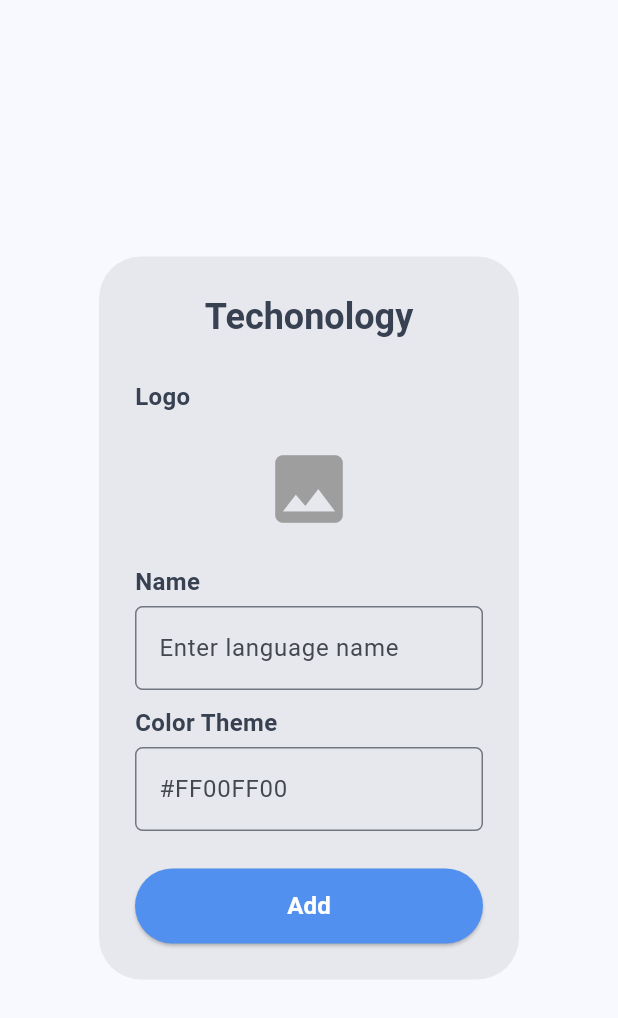
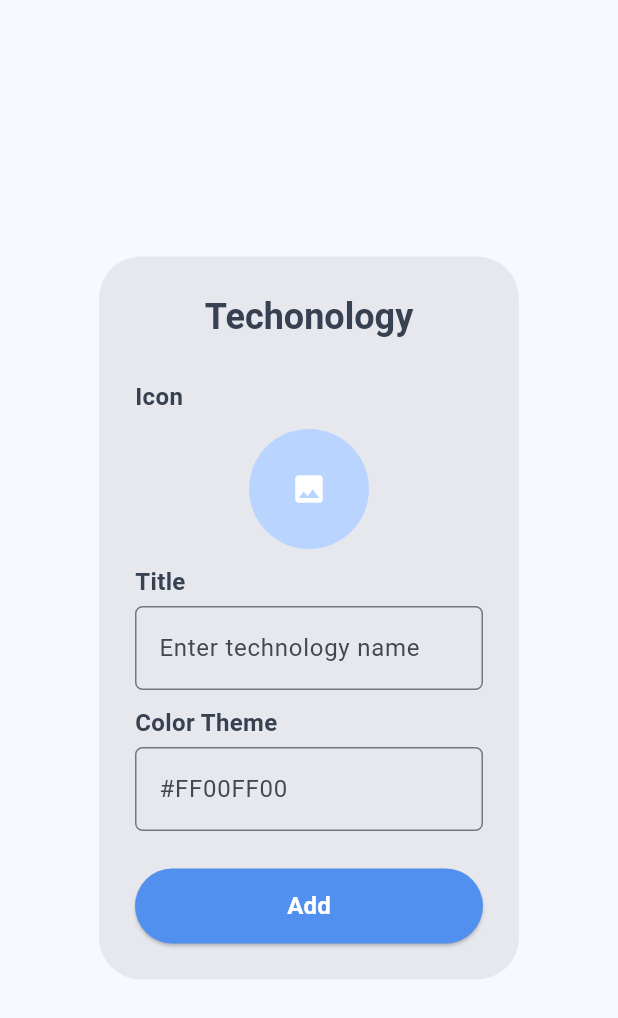
Before and after one commit to ammardev99/Widgets, a Flutter app: the AddTechnologyPage widget shown alone on an empty page, opened directly, on a phone screen of 412 x 824 dp. Shown: the top 1018 px of the screen. Run offline on Flutter 3.47's test engine with Material 3 defaults, Android fonts, the phone set to English and light mode, and no system bars; our stand-ins replace animated_notch_bottom_bar, animated_splash_screen, cloud_firestore, firebase_auth, firebase_core, flutter_svg and 2 more; accounts and stored records are empty.

Commit message:
add technology

```diff
--- a/lib/main.dart
+++ b/lib/main.dart
@@ -15,7 +15,7 @@ void main() async {
     options: DefaultFirebaseOptions.currentPlatform,
   );
   SystemChrome.setSystemUIOverlayStyle(const SystemUiOverlayStyle(
-    statusBarColor: AppColors.splashColor,
+    statusBarColor: AppColors.primary,
     statusBarBrightness: Brightness.light,
   ));
   runApp(const MyApp());
--- a/lib/modules/add data/add_technology/logic.dart
+++ b/lib/modules/add data/add_technology/logic.dart
@@ -1,12 +1,18 @@
+import 'dart:developer';
 import 'dart:io';
 
+import 'package:cloud_firestore/cloud_firestore.dart';
+import 'package:flutter/material.dart';
 import 'package:get/get.dart';
 import 'package:image_picker/image_picker.dart';
+import 'package:widgets/widgets/show_snack_bar.dart';
 
 import 'state.dart';
 
 class AddTechnologyLogic extends GetxController {
-    RxString widgetImg = ''.obs;
+  final GlobalKey<FormState> _formKey = GlobalKey<FormState>();
+
+  get formKey => _formKey;
 
   File? imagePick;
   final _picker = ImagePicker();
@@ -15,8 +21,37 @@ class AddTechnologyLogic extends GetxController {
         await _picker.pickImage(source: ImageSource.gallery, imageQuality: 80);
     if (pickedFile != null) {
       imagePick = File(pickedFile.path);
-      widgetImg.value = imagePick!.path;
+      state.technologyIcon.value = imagePick!.path;
     }
   }
+
+  Future addNewTechnology() async {
+    final fireStore = FirebaseFirestore.instance.collection('technology');
+    String id = DateTime.now().millisecondsSinceEpoch.toString();
+    try {
+      await fireStore.doc(id).set({
+        'icon': state.technologyIcon.trim(),
+        'title': state.techonologyTitle.text.trim(),
+        'color': state.techonologyColor.text.trim(),
+      });
+      debugPrint('added');
+      showSnackBar('Message', 'Technology added successfully');
+      // Clear the fields
+      state.technologyIcon.value = '';
+      state.techonologyTitle.clear();
+      state.techonologyColor.clear();
+      imagePick = null;
+      update();
+    } catch (error) {
+      debugPrint('error');
+      showSnackBar('Message', 'Failed to add new technology');
+      // showSnackBar('Message', error.toString());
+      debugPrint(error.toString());
+      log(error.toString());
+    } finally {
+      update();
+    }
+  }
+
   final AddTechnologyState state = AddTechnologyState();
 }
--- a/lib/modules/add data/add_technology/state.dart
+++ b/lib/modules/add data/add_technology/state.dart
@@ -1,24 +1,17 @@
 import 'package:flutter/material.dart';
-import 'package:widgets/widgets/show_snack_bar.dart';
+import 'package:get/get.dart';
 
 class AddTechnologyState {
+  TextEditingController techonologyTitle = TextEditingController();
+  TextEditingController techonologyColor = TextEditingController();
+  RxString technologyIcon = ''.obs;
 
-  TextEditingController widgetImage = TextEditingController();
-  TextEditingController widgetTitle = TextEditingController();
-  TextEditingController widgetCode = TextEditingController();
-  String? selectedTechonology;
-  String? selectedCollection;
+  printtechnology() {
+    debugPrint(techonologyTitle.text);
+    debugPrint(techonologyColor.text);
+  }
 
-  addWidget() {
-
-    debugPrint(selectedTechonology);
-    debugPrint(selectedCollection);
-    debugPrint(widgetImage.toString());
-    debugPrint(widgetTitle.text);
-    debugPrint(widgetCode.text);
-    showSnackBar('added', widgetTitle.text);
-  }
-    AddTechnologyState() {
+  AddTechnologyState() {
     ///Initialize variables
   }
 }
--- a/lib/modules/add data/add_technology/view.dart
+++ b/lib/modules/add data/add_technology/view.dart
@@ -3,6 +3,7 @@ import 'dart:io';
 import 'package:flutter/material.dart';
 import 'package:get/get.dart';
 import 'package:widgets/utilities/color.dart';
+import 'package:widgets/utilities/validators.dart';
 import 'package:widgets/widgets/formating.dart';
 import 'package:widgets/widgets/input_form_field.dart';
 
@@ -20,11 +21,13 @@ class AddTechnologyPage extends StatelessWidget {
       title: customTitle('Techonology'),
       alignment: Alignment.center,
       content: SingleChildScrollView(
+        child: Form(
+          key: logic.formKey,
           child: Column(
             crossAxisAlignment: CrossAxisAlignment.start,
             children: [
               sizeBox(10),
-            customHeading("Logo"),
+              customHeading("Icon"),
               sizeBox(10),
               Center(
                 child: SizedBox(
@@ -36,42 +39,60 @@ class AddTechnologyPage extends StatelessWidget {
                     highlightColor: Colors.transparent,
                     hoverColor: Colors.transparent,
                     borderRadius: BorderRadius.circular(15),
+                    child: SizedBox(
+                      height: 80,
+                      width: 80,
                       child: Obx(() {
-                    return logic.widgetImg.value == ''
-                        ? const SizedBox(
-                            height: 80,
+                        return state.technologyIcon.value == ''
+                            ? const CircleAvatar(
+                                backgroundColor: AppColors.splashColor,
                                 child: Icon(
                                   Icons.image,
-                              color: Colors.grey,
-                              size: 60,
+                                  color: AppColors.white,
                                 ),
                               )
-                        : Image.file(
-                            File(logic.widgetImg.value),
-                            fit: BoxFit.contain,
+                            : CircleAvatar(
+                                backgroundColor: AppColors.primary,
+                                child: ClipOval(
+                                  child: Image(
+                                    image: FileImage(
+                                        File(state.technologyIcon.value)),
+                                    fit: BoxFit.cover,
+                                    height: 80,
+                                    width: 80,
+                                  ),
+                                ),
                               );
                       }),
                     ),
                   ),
                 ),
+              ),
               sizeBox(10),
               InputFormFieldApp(
-                label: "Name",
-                hint: 'Enter language name',
-                controller: state.widgetTitle,
-                inputType: TextInputType.name),
+                label: "Title",
+                hint: 'Enter technology name',
+                controller: state.techonologyTitle,
+                inputType: TextInputType.name,
+                validator: validateTechnologyTitle,
+              ),
               sizeBox(10),
               InputFormFieldApp(
                 label: "Color Theme",
                 hint: '#FF00FF00',
-                controller: state.widgetCode,
-                inputType: TextInputType.name),
+                controller: state.techonologyColor,
+                inputType: TextInputType.name,
+                validator: validateColorCode,
+              ),
               sizeBox(10),
               sizeBox(15),
               ElevatedButton(
-                onPressed: () {
-                  state.addWidget();
+                  onPressed: () async {
+                    if (logic.formKey.currentState!.validate()) {
+                      await logic.addNewTechnology();
+                      // ignore: use_build_context_synchronously
                       Navigator.pop(context);
+                    }
                   },
                   style: const ButtonStyle(
                     minimumSize:
@@ -83,6 +104,7 @@ class AddTechnologyPage extends StatelessWidget {
             ],
           ),
         ),
+      ),
     );
   }
 }
--- a/lib/modules/auth/login/state.dart
+++ b/lib/modules/auth/login/state.dart
@@ -3,6 +3,7 @@ import 'package:flutter/material.dart';
 class LoginState {
   TextEditingController? userEmail;
   TextEditingController? userPassword;
+  TextEditingController? loggedInUserEmail;
 
   LoginState() {
     userEmail = TextEditingController();
--- a/lib/widgets/show_snack_bar.dart
+++ b/lib/widgets/show_snack_bar.dart
@@ -8,9 +8,9 @@ void showSnackBar(String title, String message) {
     title,
     message,
     titleText: customHeading(title),
-    messageText: customInfo(message),
-    colorText: AppColors.black,
-    backgroundColor: AppColors.light,
+    messageText: customInfo(message, AppColors.white),
+    colorText: AppColors.white,
+    backgroundColor: AppColors.primary,
     snackPosition: SnackPosition.TOP,
     padding: const EdgeInsets.all(10),
     margin: const EdgeInsets.all(10),
--- a/pubspec.yaml
+++ b/pubspec.yaml
@@ -17,8 +17,12 @@ dependencies:
   flutter_svg: ^2.0.10+1
   get: ^4.6.6
   animated_notch_bottom_bar: ^1.0.3
-  image_picker: ^0.8.5
+  image_picker: ^1.1.2
   firebase_core: ^3.2.0
+  firebase_auth: ^5.1.2
+  firebase_storage: ^12.1.1
+  cloud_firestore: ^5.1.0
+  flutter_colorpicker: ^1.1.0
 
 flutter_launcher_icons:
   android: "launcher_icon"
```
Also changed, not shown: lib/modules/auth/login/logic.dart (+40 -0 lines), lib/modules/auth/login/view.dart (+13 -4 lines), lib/modules/auth/signup/logic.dart (+35 -0 lines), lib/modules/auth/signup/view.dart (+13 -6 lines), lib/modules/menu/view.dart (+3 -8 lines), lib/utilities/validators.dart (added, +58 -0 lines), lib/models/dummy.dart (line endings or trailing spaces), pubspec.lock, 4 other files. Lines whose indentation alone changed are shown as unchanged.
